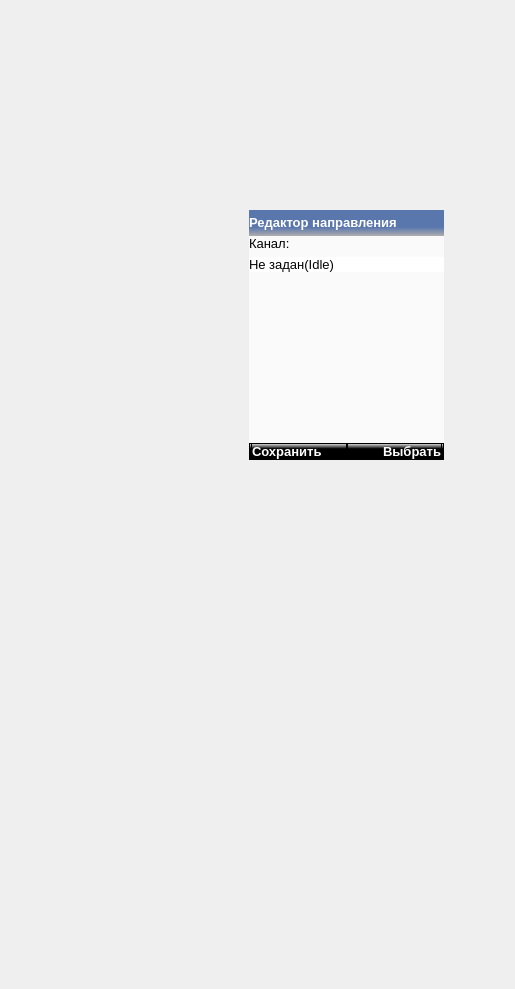
Qt form mainwindow.ui (COOLIRON2311/azart-p) before a commit.
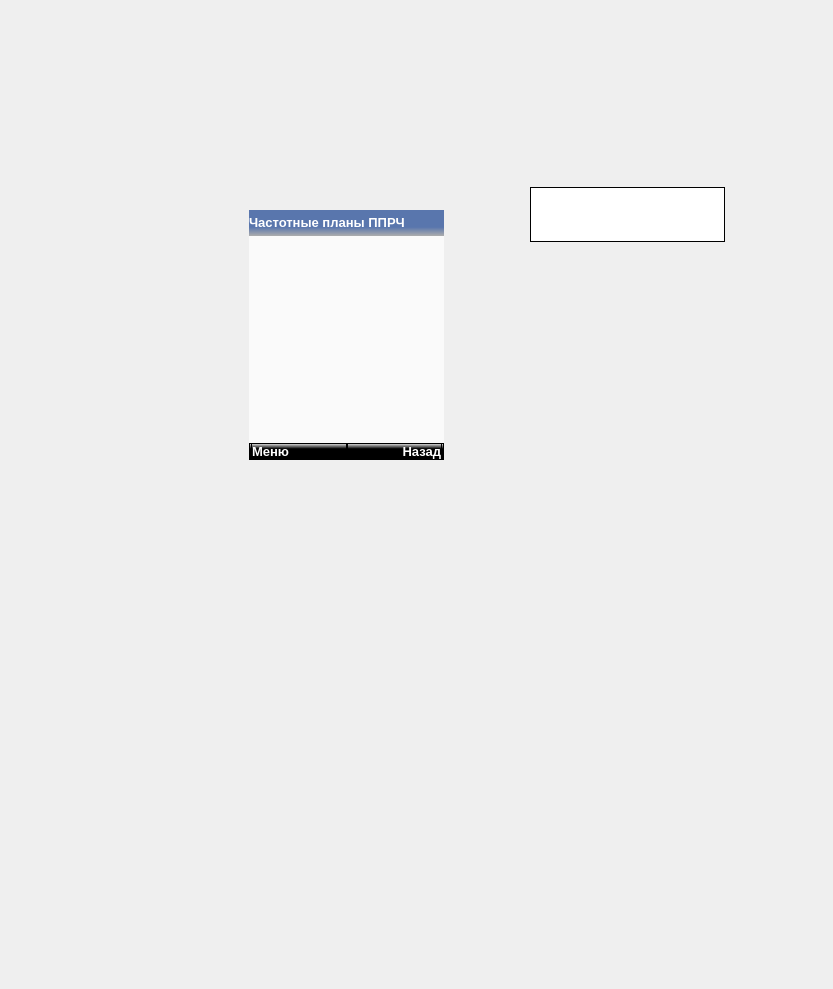
The same form after that commit. The open tabs and pages were chosen to show the change. Icons and pictures are not drawn.

Commit message: added freq plans page and its menu

Patch:
```diff
--- a/mainwindow.ui
+++ b/mainwindow.ui
@@ -6,7 +6,7 @@
    <rect>
     <x>0</x>
     <y>0</y>
-    <width>515</width>
+    <width>833</width>
     <height>989</height>
    </rect>
   </property>
@@ -542,8 +542,316 @@
        <number>1</number>
       </property>
       <property name="currentIndex">
-       <number>13</number>
+       <number>0</number>
       </property>
+      <widget class="QWidget" name="freq_plans_page">
+       <layout class="QVBoxLayout" name="verticalLayout_77">
+        <property name="spacing">
+         <number>0</number>
+        </property>
+        <property name="leftMargin">
+         <number>0</number>
+        </property>
+        <property name="topMargin">
+         <number>0</number>
+        </property>
+        <property name="rightMargin">
+         <number>0</number>
+        </property>
+        <property name="bottomMargin">
+         <number>0</number>
+        </property>
+        <item>
+         <layout class="QVBoxLayout" name="verticalLayout_74">
+          <property name="spacing">
+           <number>0</number>
+          </property>
+          <item>
+           <widget class="QWidget" name="horizontalWidget_23" native="true">
+            <property name="styleSheet">
+             <string notr="true">background: qlineargradient(spread:pad, x1:0, y1:0, x2:0, y2:1, stop:0.659091 rgba(89, 118, 173, 255), stop:1 rgba(173, 173, 173, 255));</string>
+            </property>
+            <layout class="QHBoxLayout" name="horizontalLayout_123">
+             <property name="spacing">
+              <number>0</number>
+             </property>
+             <property name="leftMargin">
+              <number>0</number>
+             </property>
+             <property name="topMargin">
+              <number>1</number>
+             </property>
+             <property name="rightMargin">
+              <number>0</number>
+             </property>
+             <property name="bottomMargin">
+              <number>1</number>
+             </property>
+             <item>
+              <widget class="QLabel" name="label_159">
+               <property name="sizePolicy">
+                <sizepolicy hsizetype="Preferred" vsizetype="Fixed">
+                 <horstretch>0</horstretch>
+                 <verstretch>0</verstretch>
+                </sizepolicy>
+               </property>
+               <property name="sizeIncrement">
+                <size>
+                 <width>0</width>
+                 <height>0</height>
+                </size>
+               </property>
+               <property name="baseSize">
+                <size>
+                 <width>0</width>
+                 <height>0</height>
+                </size>
+               </property>
+               <property name="font">
+                <font>
+                 <pointsize>10</pointsize>
+                 <weight>75</weight>
+                 <bold>true</bold>
+                </font>
+               </property>
+               <property name="styleSheet">
+                <string notr="true">color: rgb(255, 255, 255);
+background: none;</string>
+               </property>
+               <property name="text">
+                <string>Частотные планы ППРЧ</string>
+               </property>
+               <property name="scaledContents">
+                <bool>false</bool>
+               </property>
+               <property name="margin">
+                <number>0</number>
+               </property>
+              </widget>
+             </item>
+             <item>
+              <widget class="QLabel" name="bat_12">
+               <property name="sizePolicy">
+                <sizepolicy hsizetype="Fixed" vsizetype="Fixed">
+                 <horstretch>0</horstretch>
+                 <verstretch>0</verstretch>
+                </sizepolicy>
+               </property>
+               <property name="minimumSize">
+                <size>
+                 <width>24</width>
+                 <height>24</height>
+                </size>
+               </property>
+               <property name="maximumSize">
+                <size>
+                 <width>24</width>
+                 <height>24</height>
+                </size>
+               </property>
+               <property name="layoutDirection">
+                <enum>Qt::LeftToRight</enum>
+               </property>
+               <property name="styleSheet">
+                <string notr="true">border-image: url(:/resources/battery64.png);
+background: none;</string>
+               </property>
+               <property name="text">
+                <string/>
+               </property>
+               <property name="alignment">
+                <set>Qt::AlignRight|Qt::AlignTrailing|Qt::AlignVCenter</set>
+               </property>
+               <property name="margin">
+                <number>0</number>
+               </property>
+              </widget>
+             </item>
+            </layout>
+           </widget>
+          </item>
+          <item>
+           <widget class="QWidget" name="widget_78" native="true">
+            <property name="sizePolicy">
+             <sizepolicy hsizetype="Expanding" vsizetype="Expanding">
+              <horstretch>0</horstretch>
+              <verstretch>0</verstretch>
+             </sizepolicy>
+            </property>
+            <property name="styleSheet">
+             <string notr="true"/>
+            </property>
+            <layout class="QVBoxLayout" name="verticalLayout_75">
+             <property name="spacing">
+              <number>0</number>
+             </property>
+             <property name="leftMargin">
+              <number>0</number>
+             </property>
+             <property name="topMargin">
+              <number>0</number>
+             </property>
+             <property name="rightMargin">
+              <number>0</number>
+             </property>
+             <property name="bottomMargin">
+              <number>0</number>
+             </property>
+             <item>
+              <widget class="QScrollArea" name="scrollArea_2">
+               <property name="styleSheet">
+                <string notr="true">QScrollBar {width:10px;}</string>
+               </property>
+               <property name="widgetResizable">
+                <bool>true</bool>
+               </property>
+               <widget class="QWidget" name="scrollAreaWidgetContents_2">
+                <property name="geometry">
+                 <rect>
+                  <x>0</x>
+                  <y>0</y>
+                  <width>193</width>
+                  <height>204</height>
+                 </rect>
+                </property>
+                <property name="sizePolicy">
+                 <sizepolicy hsizetype="Preferred" vsizetype="Expanding">
+                  <horstretch>0</horstretch>
+                  <verstretch>0</verstretch>
+                 </sizepolicy>
+                </property>
+                <layout class="QVBoxLayout" name="verticalLayout_76">
+                 <property name="spacing">
+                  <number>2</number>
+                 </property>
+                 <property name="leftMargin">
+                  <number>0</number>
+                 </property>
+                 <property name="topMargin">
+                  <number>0</number>
+                 </property>
+                 <property name="rightMargin">
+                  <number>0</number>
+                 </property>
+                 <property name="bottomMargin">
+                  <number>0</number>
+                 </property>
+                </layout>
+               </widget>
+              </widget>
+             </item>
+            </layout>
+           </widget>
+          </item>
+          <item>
+           <widget class="QWidget" name="horizontalWidget_24" native="true">
+            <property name="sizePolicy">
+             <sizepolicy hsizetype="Preferred" vsizetype="Fixed">
+              <horstretch>0</horstretch>
+              <verstretch>0</verstretch>
+             </sizepolicy>
+            </property>
+            <property name="styleSheet">
+             <string notr="true">QWidget {
+	background: qlineargradient(spread:pad, x1:0, y1:1, x2:0, y2:0, stop:0.659091 rgba(0, 0, 0, 255), stop:1 rgba(255, 255, 255, 255));
+border: 1px solid black;
+}
+QLabel {
+	color: rgb(255, 255, 255)
+}
+QPushButtonl {
+	color: rgb(255, 255, 255)
+}</string>
+            </property>
+            <layout class="QHBoxLayout" name="horizontalLayout_124">
+             <property name="spacing">
+              <number>0</number>
+             </property>
+             <property name="leftMargin">
+              <number>2</number>
+             </property>
+             <property name="topMargin">
+              <number>0</number>
+             </property>
+             <property name="rightMargin">
+              <number>2</number>
+             </property>
+             <property name="bottomMargin">
+              <number>0</number>
+             </property>
+             <item>
+              <widget class="QPushButton" name="freq_plan_left">
+               <property name="font">
+                <font>
+                 <pointsize>10</pointsize>
+                 <weight>75</weight>
+                 <bold>true</bold>
+                </font>
+               </property>
+               <property name="layoutDirection">
+                <enum>Qt::LeftToRight</enum>
+               </property>
+               <property name="autoFillBackground">
+                <bool>false</bool>
+               </property>
+               <property name="styleSheet">
+                <string notr="true">color: rgb(255, 255, 255);
+text-align:left;</string>
+               </property>
+               <property name="text">
+                <string>Меню</string>
+               </property>
+               <property name="autoDefault">
+                <bool>false</bool>
+               </property>
+               <property name="default">
+                <bool>false</bool>
+               </property>
+               <property name="flat">
+                <bool>false</bool>
+               </property>
+              </widget>
+             </item>
+             <item>
+              <widget class="QPushButton" name="freq_plan_right">
+               <property name="font">
+                <font>
+                 <pointsize>10</pointsize>
+                 <weight>75</weight>
+                 <bold>true</bold>
+                </font>
+               </property>
+               <property name="layoutDirection">
+                <enum>Qt::LeftToRight</enum>
+               </property>
+               <property name="autoFillBackground">
+                <bool>false</bool>
+               </property>
+               <property name="styleSheet">
+                <string notr="true">color: rgb(255, 255, 255);
+text-align:right;</string>
+               </property>
+               <property name="text">
+                <string>Назад</string>
+               </property>
+               <property name="autoDefault">
+                <bool>false</bool>
+               </property>
+               <property name="default">
+                <bool>false</bool>
+               </property>
+               <property name="flat">
+                <bool>false</bool>
+               </property>
+              </widget>
+             </item>
+            </layout>
+           </widget>
+          </item>
+         </layout>
+        </item>
+       </layout>
+      </widget>
       <widget class="QWidget" name="received_messages_page">
        <layout class="QVBoxLayout" name="verticalLayout_72">
         <property name="spacing">
@@ -11431,6 +11739,9 @@
       <height>250</height>
      </rect>
     </property>
+    <property name="currentIndex">
+     <number>13</number>
+    </property>
     <widget class="QWidget" name="no_modals"/>
     <widget class="QWidget" name="params_error">
      <widget class="QWidget" name="widget_18" native="true">
@@ -11999,6 +12310,43 @@
       </property>
      </widget>
     </widget>
+    <widget class="QWidget" name="fps_menu">
+     <widget class="QListWidget" name="fps_popup_menu_list">
+      <property name="enabled">
+       <bool>true</bool>
+      </property>
+      <property name="geometry">
+       <rect>
+        <x>0</x>
+        <y>177</y>
+        <width>195</width>
+        <height>55</height>
+       </rect>
+      </property>
+      <property name="sizePolicy">
+       <sizepolicy hsizetype="Expanding" vsizetype="Fixed">
+        <horstretch>0</horstretch>
+        <verstretch>0</verstretch>
+       </sizepolicy>
+      </property>
+      <property name="styleSheet">
+       <string notr="true">QListView {
+    show-decoration-selected: 1; /* make the selection span the entire width of the view */
+	border: 1px solid;
+}
+
+QListView::item:selected:!active {
+    background: qlineargradient(x1: 0, y1: 0, x2: 0, y2: 1,
+                                stop: 0 #385282, stop: 1 #7597D9);
+	color: #FFFFFF;
+}
+</string>
+      </property>
+      <property name="selectionRectVisible">
+       <bool>false</bool>
+      </property>
+     </widget>
+    </widget>
    </widget>
    <widget class="QStackedWidget" name="atuners">
     <property name="geometry">
```
Left out of the diff: 4 changed lines with no effect on the pictures. The commit also changes 3 other files.
